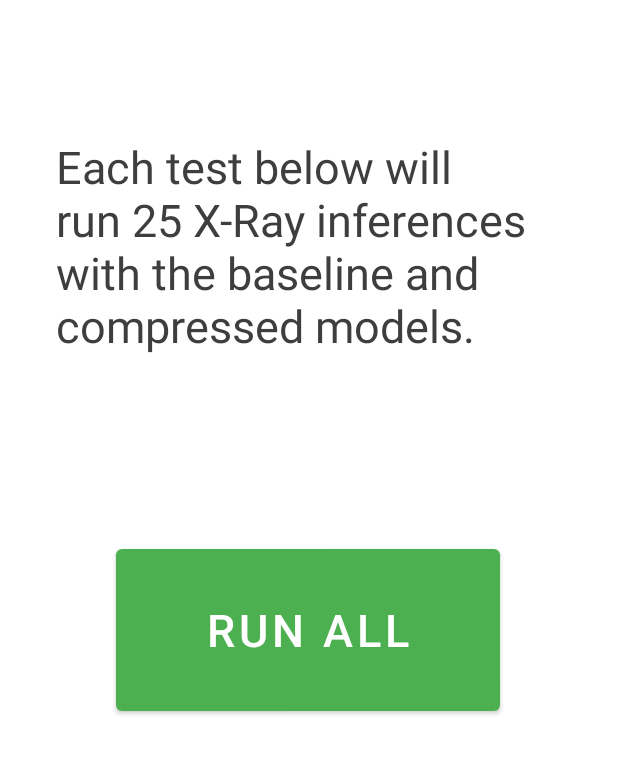
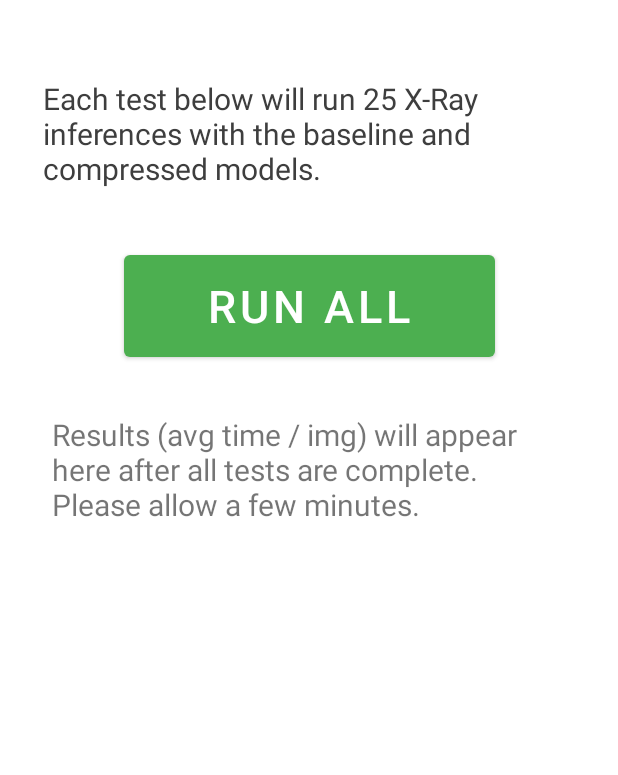
Before and after one commit to sunbiz/LowPoweredTFmodels_BenchmarkApp, an Android app: the screen it shows after launch (MainActivity), on a phone screen of 412 x 824 dp, the part 84-859 px from its top. Run offline under Robolectric (Android 15) with nearby library versions, the phone set to English and light mode, and no system bars.

Commit message:
Update quant-aware trained model. Print results to screen.

```diff
--- a/app/src/main/AndroidManifest.xml
+++ b/app/src/main/AndroidManifest.xml
@@ -14,8 +14,9 @@
         <activity
             android:name="com.example.tflitemodelbenchmarking.MainActivity"
             android:label="@string/app_name"
+            android:screenOrientation="portrait"
             android:theme="@style/Theme.RunModelsJ.NoActionBar">
-            <intent-filter>
+          <intent-filter>
                 <action android:name="android.intent.action.MAIN" />
 
                 <category android:name="android.intent.category.LAUNCHER" />
--- a/app/src/main/res/layout/content_main.xml
+++ b/app/src/main/res/layout/content_main.xml
@@ -15,18 +15,17 @@
     android:background="#FFFFFF"
     app:defaultNavHost="true"
     app:layout_constraintBottom_toBottomOf="parent"
-    app:layout_constraintHorizontal_bias="0.0"
+    app:layout_constraintHorizontal_bias="1.0"
     app:layout_constraintLeft_toLeftOf="parent"
     app:layout_constraintRight_toRightOf="parent"
     app:layout_constraintTop_toTopOf="parent"
-    app:layout_constraintVertical_bias="0.0"
+    app:layout_constraintVertical_bias="1.0"
     app:navGraph="@navigation/nav_graph" />
 
   <Button
     android:id="@+id/button5"
-    android:layout_width="256dp"
-    android:layout_height="120dp"
-    android:layout_marginBottom="288dp"
+    android:layout_width="247dp"
+    android:layout_height="80dp"
     android:clickable="true"
     android:onClick="run_all"
     android:text="Run All"
@@ -34,9 +33,22 @@
     app:backgroundTint="#4CAF50"
     app:layout_constraintBottom_toBottomOf="@+id/nav_host_fragment"
     app:layout_constraintEnd_toEndOf="parent"
-    app:layout_constraintHorizontal_bias="0.496"
     app:layout_constraintStart_toStartOf="parent"
     app:layout_constraintTop_toTopOf="parent"
-    app:layout_constraintVertical_bias="1.0" />
+    app:layout_constraintVertical_bias="0.296" />
+
+  <TextView
+    android:id="@+id/resultsView"
+    android:layout_width="341dp"
+    android:layout_height="359dp"
+    android:layout_marginTop="30dp"
+    android:text="@string/results_will_appear_here_avg_time_img"
+    android:textSize="20sp"
+    app:layout_constraintBottom_toBottomOf="@+id/nav_host_fragment"
+    app:layout_constraintEnd_toEndOf="parent"
+    app:layout_constraintHorizontal_bias="0.494"
+    app:layout_constraintStart_toStartOf="parent"
+    app:layout_constraintTop_toBottomOf="@+id/button5"
+    app:layout_constraintVertical_bias="0.016" />
 
 </androidx.constraintlayout.widget.ConstraintLayout>
--- a/app/src/main/res/layout/fragment_first.xml
+++ b/app/src/main/res/layout/fragment_first.xml
@@ -8,16 +8,17 @@
 
   <TextView
     android:id="@+id/textview_first"
-    android:layout_width="338dp"
-    android:layout_height="154dp"
+    android:layout_width="354dp"
+    android:layout_height="96dp"
     android:text="@string/home_screen_text"
     android:textAppearance="@style/TextAppearance.AppCompat.Large"
     android:textColor="#3E3E3E"
-    android:textSize="30sp"
+    android:textSize="20sp"
     app:layout_constraintBottom_toBottomOf="parent"
     app:layout_constraintEnd_toEndOf="parent"
+    app:layout_constraintHorizontal_bias="0.491"
     app:layout_constraintStart_toStartOf="parent"
     app:layout_constraintTop_toTopOf="parent"
-    app:layout_constraintVertical_bias="0.219" />
+    app:layout_constraintVertical_bias="0.148" />
 
 </androidx.constraintlayout.widget.ConstraintLayout>
--- a/app/src/main/res/values/strings.xml
+++ b/app/src/main/res/values/strings.xml
@@ -6,5 +6,6 @@
     <string name="next">Next</string>
     <string name="previous">Previous</string>
 
-    <string name="home_screen_text">Each test below will run 25 X-Ray inferences with the baseline and compressed models.</string>
+    <string name="home_screen_text">Each test below will run 25 X-Ray inferences with the baseline and compressed models. </string>
+  <string name="results_will_appear_here_avg_time_img">Results (avg time / img) will appear here after all tests are complete. Please allow a few minutes. \n </string>
 </resources>
```
Also changed, not shown: app/src/main/java/com/example/tflitemodelbenchmarking/MainActivity.java (+30 -21 lines), 1 other file.
